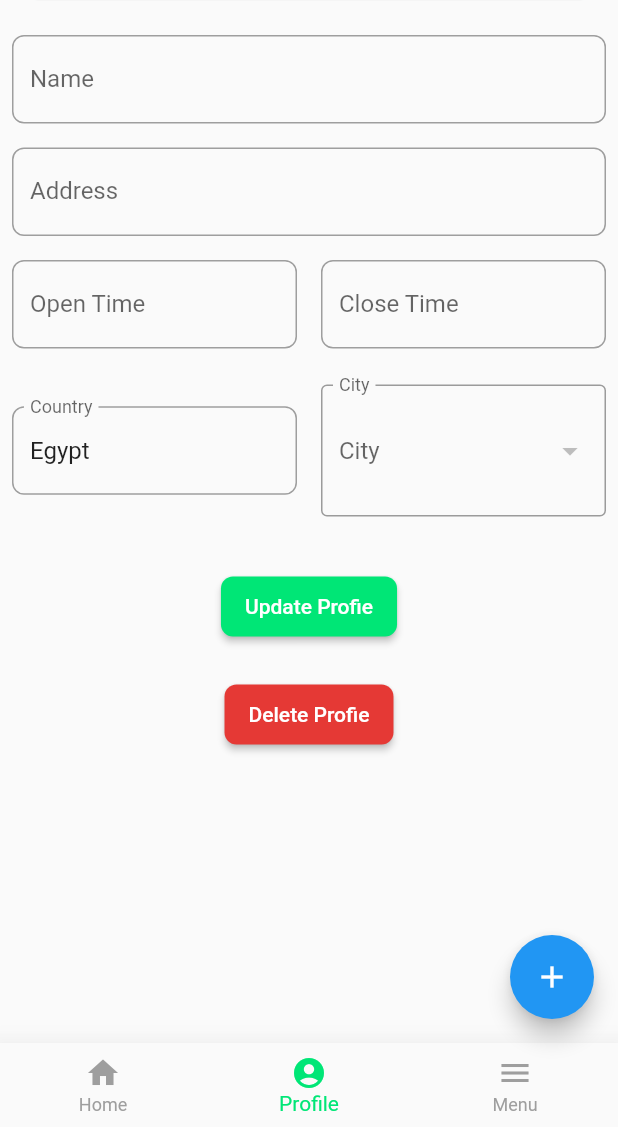
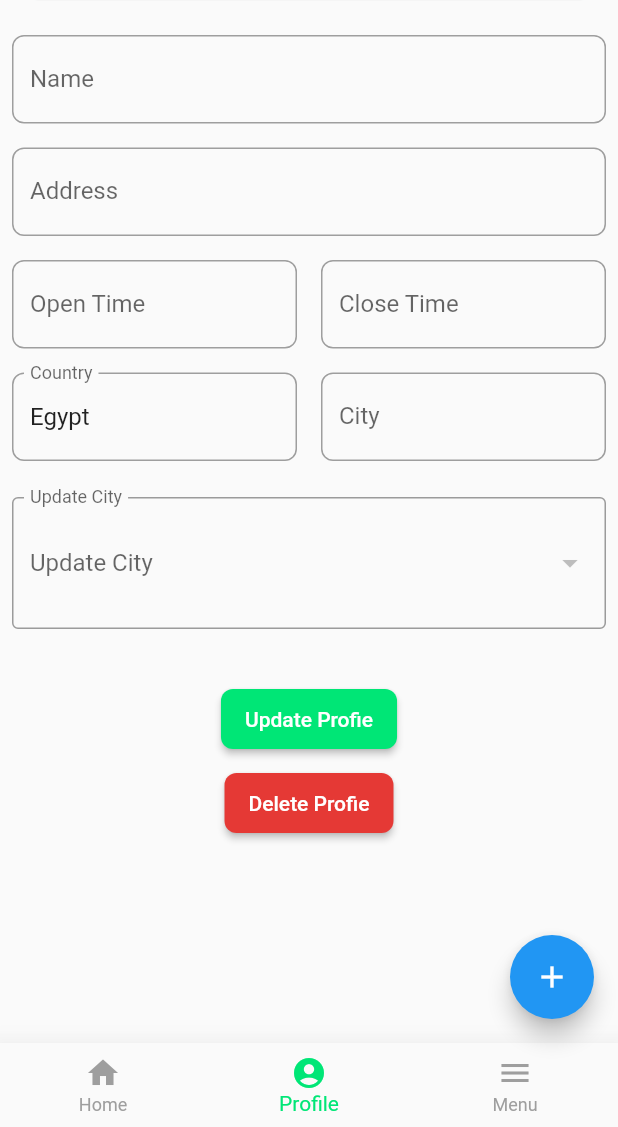
Before and after one commit to ziyadmansy/tamween-flutter-project, a Flutter app: the VendorHomeScreen screen opened by its route, item 2 of the bottom bar chosen, on a phone screen of 412 x 824 dp, the part 109-1236 px from its top. Run offline on Flutter 3.47's test engine with Material 2 defaults, Android fonts, the light colour scheme and no system bars; our stand-ins replace cool_alert, dio, flutter_credit_card, flutter_slidable, get, image_picker and 1 more; accounts and stored records are empty; network calls fail.

Commit message:
bug fixes

```diff
--- a/lib/presentation_layer/screens/profile_page.dart
+++ b/lib/presentation_layer/screens/profile_page.dart
@@ -30,8 +30,8 @@ class _ProfilePageState extends State<ProfilePage> {
 
   Future<void> getProfile() async {
     final profileController = Get.find<ProfileController>();
+    await profileController.getProfile();
     countryController.text = profileController.country.value;
-    await profileController.getProfile();
     firstNameController.text = profileController.firstName.value;
     lastNameController.text = profileController.lastName.value;
     creditController.text = profileController.credit.value.toString();
@@ -146,7 +146,7 @@ class _ProfilePageState extends State<ProfilePage> {
                           child: Text(element.name),
                         ))
                     .toList(),
-                hint: 'City',
+                hint: 'Update City',
                 onChanged: (value) {
                   setState(() {
                     selectedCityId = value;
--- a/lib/presentation_layer/screens/vendor/vendor_profile_page.dart
+++ b/lib/presentation_layer/screens/vendor/vendor_profile_page.dart
@@ -19,6 +19,7 @@ class _VendorProfilePageState extends State<VendorProfilePage> {
   final addressController = TextEditingController();
   final openTimeController = TextEditingController();
   final closeTimeController = TextEditingController();
+  final cityController = TextEditingController();
 
   int? selectedCityId;
 
@@ -38,6 +39,7 @@ class _VendorProfilePageState extends State<VendorProfilePage> {
     addressController.text = vendorController.vendor.value.address ?? '';
     openTimeController.text = vendorController.vendor.value.openTime ?? '';
     closeTimeController.text = vendorController.vendor.value.closeTime ?? '';
+    cityController.text = profileController.city.value;
   }
 
   Future<void> getCities() async {
@@ -126,7 +128,26 @@ class _VendorProfilePageState extends State<VendorProfilePage> {
                     width: 16,
                   ),
                   Expanded(
-                    child: SharedWidgets.buildBorderedDropDown<int?>(
+                    child: SharedWidgets.buildClickableTextForm(
+                      controller: cityController,
+                      hint: 'City',
+                      isIgnoringTextInput: true,
+                      onClick: null,
+                      onValidate: (value) {
+                        if (value!.isEmpty) {
+                          return 'Select city';
+                        } else {
+                          return null;
+                        }
+                      },
+                    ),
+                  ),
+                ],
+              ),
+              SizedBox(
+                height: 16,
+              ),
+              SharedWidgets.buildBorderedDropDown<int?>(
                 value: selectedCityId,
                 items: profileController.cities
                     .map((element) => DropdownMenuItem<int?>(
@@ -134,15 +155,15 @@ class _VendorProfilePageState extends State<VendorProfilePage> {
                           child: Text(element.name),
                         ))
                     .toList(),
-                      hint: 'City',
+                hint: 'Update City',
                 onChanged: (value) {
                   setState(() {
                     selectedCityId = value;
+                    cityController.text = profileController.cities
+                        .firstWhere((element) => element.id == value)
+                        .name;
                   });
                 },
-                    ),
-                  ),
-                ],
               ),
               SizedBox(
                 height: 32,
@@ -153,7 +174,7 @@ class _VendorProfilePageState extends State<VendorProfilePage> {
                 btnColor: primaryColor,
               ),
               SizedBox(
-                height: 32,
+                height: 16,
               ),
               SharedWidgets.buildElevatedButton(
                 onPress: updateProfile,
```
Also changed, not shown: lib/presentation_layer/screens/vendors_page.dart (+12 -2 lines). Lines whose indentation alone changed are shown as unchanged.
